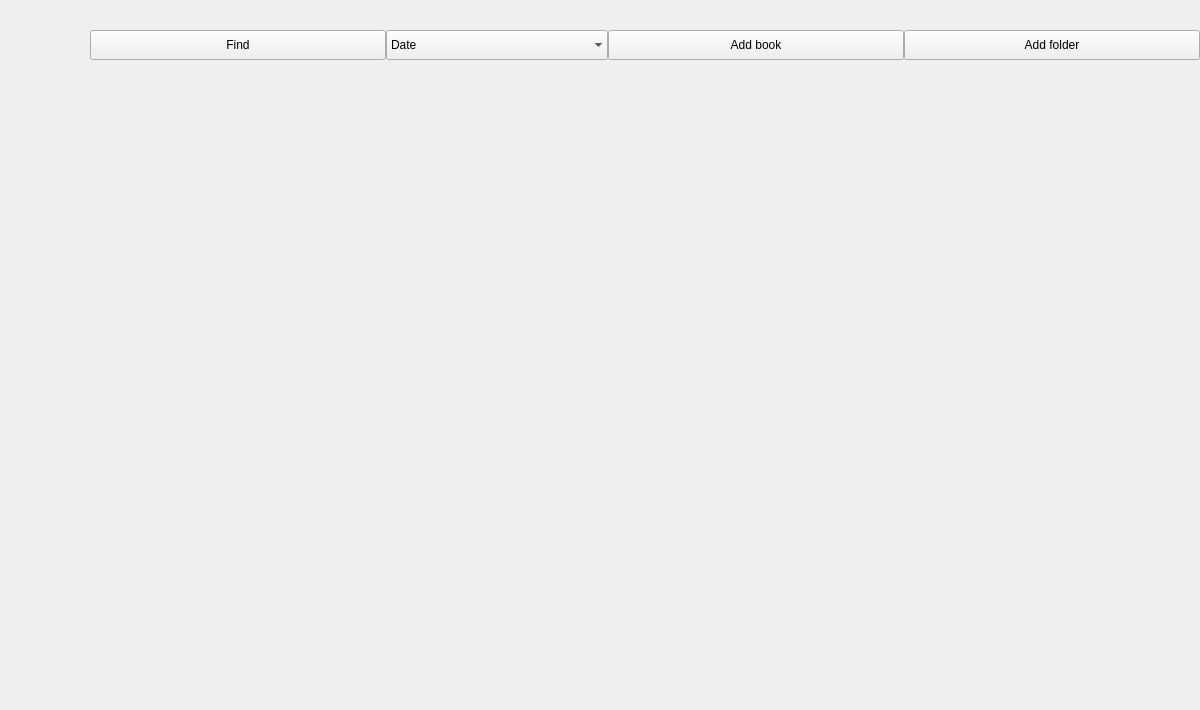
This is parser-test/mainwindow.ui in JerryShe/O-Reader as Qt 5 draws it before an edit. The edited form follows.
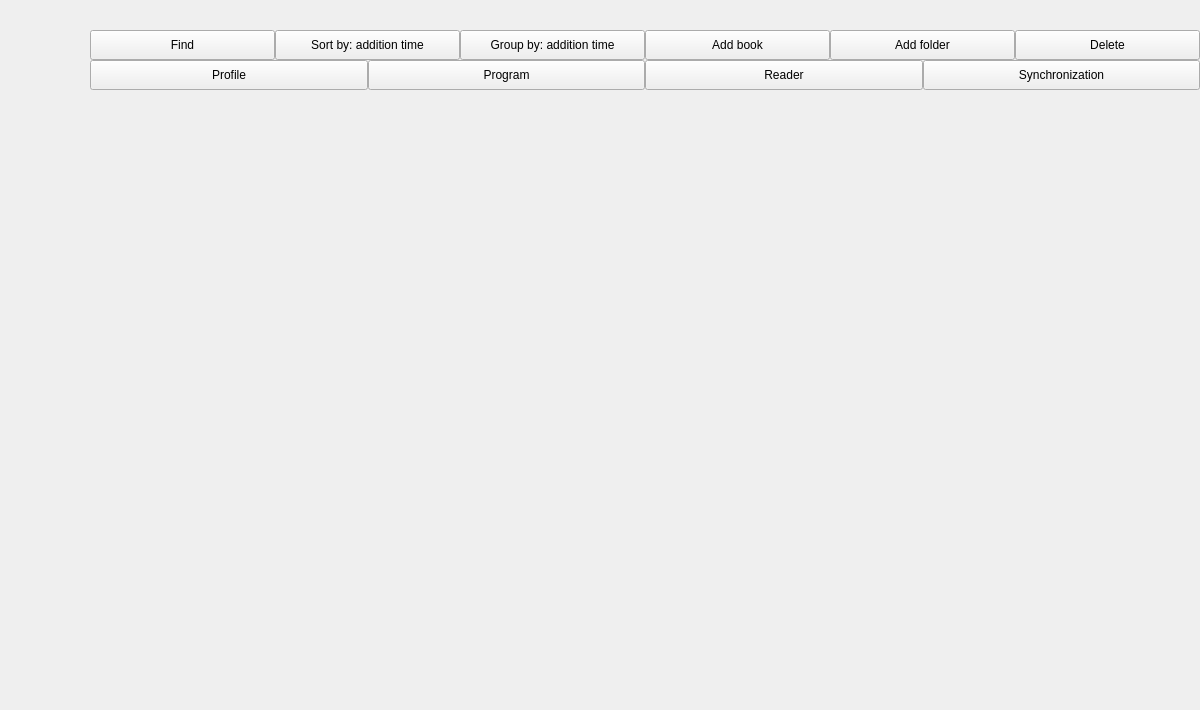
This is the edited form. Custom widgets are drawn as their Qt base class.

Commit message:
Settings page tabs and tab swap added
доделаны слои вкладок главного окна
сделан свап между вкладками настроек

Diff of the .ui file:
```diff
--- a/parser-test/mainwindow.ui
+++ b/parser-test/mainwindow.ui
@@ -306,148 +306,249 @@
        <enum>QLayout::SetMaximumSize</enum>
       </property>
       <item>
-       <layout class="QHBoxLayout" name="LibraryButtons" stretch="4,3,4,4">
+       <layout class="QVBoxLayout" name="ButtonsLayout">
         <property name="spacing">
          <number>0</number>
         </property>
-        <property name="sizeConstraint">
-         <enum>QLayout::SetMaximumSize</enum>
-        </property>
-        <property name="topMargin">
-         <number>0</number>
-        </property>
         <item>
-         <widget class="QPushButton" name="Find">
-          <property name="sizePolicy">
-           <sizepolicy hsizetype="Expanding" vsizetype="Fixed">
-            <horstretch>0</horstretch>
-            <verstretch>0</verstretch>
-           </sizepolicy>
+         <layout class="QHBoxLayout" name="LibraryButtons" stretch="0,0,0,0,0,0">
+          <property name="spacing">
+           <number>0</number>
           </property>
-          <property name="minimumSize">
-           <size>
-            <width>0</width>
-            <height>30</height>
-           </size>
+          <property name="sizeConstraint">
+           <enum>QLayout::SetMinimumSize</enum>
           </property>
-          <property name="maximumSize">
-           <size>
-            <width>16777215</width>
-            <height>30</height>
-           </size>
+          <property name="topMargin">
+           <number>0</number>
           </property>
-          <property name="text">
-           <string>Find</string>
-          </property>
-         </widget>
-        </item>
-        <item>
-         <widget class="QComboBox" name="SortBy">
-          <property name="sizePolicy">
-           <sizepolicy hsizetype="MinimumExpanding" vsizetype="Fixed">
-            <horstretch>0</horstretch>
-            <verstretch>0</verstretch>
-           </sizepolicy>
-          </property>
-          <property name="minimumSize">
-           <size>
-            <width>50</width>
-            <height>30</height>
-           </size>
-          </property>
-          <property name="maximumSize">
-           <size>
-            <width>16777215</width>
-            <height>30</height>
-           </size>
-          </property>
-          <property name="layoutDirection">
-           <enum>Qt::LeftToRight</enum>
-          </property>
-          <property name="editable">
-           <bool>false</bool>
-          </property>
-          <property name="currentText">
-           <string>Date</string>
-          </property>
-          <property name="insertPolicy">
-           <enum>QComboBox::InsertAtBottom</enum>
-          </property>
-          <property name="sizeAdjustPolicy">
-           <enum>QComboBox::AdjustToMinimumContentsLength</enum>
-          </property>
-          <property name="duplicatesEnabled">
-           <bool>false</bool>
-          </property>
-          <property name="frame">
-           <bool>false</bool>
-          </property>
           <item>
-           <property name="text">
-            <string>Date</string>
-           </property>
+           <widget class="QPushButton" name="_Find">
+            <property name="sizePolicy">
+             <sizepolicy hsizetype="Preferred" vsizetype="Fixed">
+              <horstretch>0</horstretch>
+              <verstretch>0</verstretch>
+             </sizepolicy>
+            </property>
+            <property name="minimumSize">
+             <size>
+              <width>120</width>
+              <height>30</height>
+             </size>
+            </property>
+            <property name="maximumSize">
+             <size>
+              <width>16777215</width>
+              <height>30</height>
+             </size>
+            </property>
+            <property name="text">
+             <string>Find</string>
+            </property>
+           </widget>
           </item>
           <item>
-           <property name="text">
-            <string>Author</string>
-           </property>
+           <widget class="QPushButton" name="_Sort">
+            <property name="minimumSize">
+             <size>
+              <width>120</width>
+              <height>30</height>
+             </size>
+            </property>
+            <property name="maximumSize">
+             <size>
+              <width>16777215</width>
+              <height>30</height>
+             </size>
+            </property>
+            <property name="text">
+             <string>Sort by: addition time</string>
+            </property>
+           </widget>
           </item>
           <item>
-           <property name="text">
-            <string>Book Name</string>
-           </property>
+           <widget class="QPushButton" name="_Group">
+            <property name="minimumSize">
+             <size>
+              <width>120</width>
+              <height>30</height>
+             </size>
+            </property>
+            <property name="maximumSize">
+             <size>
+              <width>16777215</width>
+              <height>30</height>
+             </size>
+            </property>
+            <property name="text">
+             <string>Group by: addition time</string>
+            </property>
+           </widget>
           </item>
-         </widget>
+          <item>
+           <widget class="QPushButton" name="_AddBook">
+            <property name="sizePolicy">
+             <sizepolicy hsizetype="Preferred" vsizetype="Fixed">
+              <horstretch>0</horstretch>
+              <verstretch>0</verstretch>
+             </sizepolicy>
+            </property>
+            <property name="minimumSize">
+             <size>
+              <width>120</width>
+              <height>30</height>
+             </size>
+            </property>
+            <property name="maximumSize">
+             <size>
+              <width>16777215</width>
+              <height>30</height>
+             </size>
+            </property>
+            <property name="text">
+             <string>Add book</string>
+            </property>
+           </widget>
+          </item>
+          <item>
+           <widget class="QPushButton" name="_AddFolder">
+            <property name="sizePolicy">
+             <sizepolicy hsizetype="Preferred" vsizetype="Fixed">
+              <horstretch>0</horstretch>
+              <verstretch>0</verstretch>
+             </sizepolicy>
+            </property>
+            <property name="minimumSize">
+             <size>
+              <width>120</width>
+              <height>30</height>
+             </size>
+            </property>
+            <property name="maximumSize">
+             <size>
+              <width>16777215</width>
+              <height>30</height>
+             </size>
+            </property>
+            <property name="text">
+             <string>Add folder</string>
+            </property>
+           </widget>
+          </item>
+          <item>
+           <widget class="QPushButton" name="_Delete">
+            <property name="sizePolicy">
+             <sizepolicy hsizetype="Preferred" vsizetype="Fixed">
+              <horstretch>0</horstretch>
+              <verstretch>0</verstretch>
+             </sizepolicy>
+            </property>
+            <property name="minimumSize">
+             <size>
+              <width>120</width>
+              <height>30</height>
+             </size>
+            </property>
+            <property name="maximumSize">
+             <size>
+              <width>16777215</width>
+              <height>30</height>
+             </size>
+            </property>
+            <property name="text">
+             <string>Delete</string>
+            </property>
+           </widget>
+          </item>
+         </layout>
         </item>
         <item>
-         <widget class="QPushButton" name="AddBook">
-          <property name="sizePolicy">
-           <sizepolicy hsizetype="MinimumExpanding" vsizetype="Fixed">
-            <horstretch>0</horstretch>
-            <verstretch>0</verstretch>
-           </sizepolicy>
+         <layout class="QHBoxLayout" name="SettingsButtons">
+          <property name="spacing">
+           <number>0</number>
           </property>
-          <property name="minimumSize">
-           <size>
-            <width>0</width>
-            <height>30</height>
-           </size>
-          </property>
-          <property name="maximumSize">
-           <size>
-            <width>16777215</width>
-            <height>30</height>
-           </size>
-          </property>
-          <property name="text">
-           <string>Add book</string>
-          </property>
-         </widget>
-        </item>
-        <item>
-         <widget class="QPushButton" name="AddFolder">
-          <property name="sizePolicy">
-           <sizepolicy hsizetype="MinimumExpanding" vsizetype="Fixed">
-            <horstretch>0</horstretch>
-            <verstretch>0</verstretch>
-           </sizepolicy>
-          </property>
-          <property name="minimumSize">
-           <size>
-            <width>0</width>
-            <height>30</height>
-           </size>
-          </property>
-          <property name="maximumSize">
-           <size>
-            <width>16777215</width>
-            <height>30</height>
-           </size>
-          </property>
-          <property name="text">
-           <string>Add folder</string>
-          </property>
-         </widget>
+          <item>
+           <widget class="QPushButton" name="_SettingsProfile">
+            <property name="minimumSize">
+             <size>
+              <width>0</width>
+              <height>30</height>
+             </size>
+            </property>
+            <property name="maximumSize">
+             <size>
+              <width>16777215</width>
+              <height>30</height>
+             </size>
+            </property>
+            <property name="text">
+             <string>Profile</string>
+            </property>
+            <property name="checkable">
+             <bool>false</bool>
+            </property>
+           </widget>
+          </item>
+          <item>
+           <widget class="QPushButton" name="_SettingsProgram">
+            <property name="minimumSize">
+             <size>
+              <width>0</width>
+              <height>30</height>
+             </size>
+            </property>
+            <property name="maximumSize">
+             <size>
+              <width>16777215</width>
+              <height>30</height>
+             </size>
+            </property>
+            <property name="text">
+             <string>Program</string>
+            </property>
+            <property name="checkable">
+             <bool>false</bool>
+            </property>
+           </widget>
+          </item>
+          <item>
+           <widget class="QPushButton" name="_SettingsReader">
+            <property name="minimumSize">
+             <size>
+              <width>0</width>
+              <height>30</height>
+             </size>
+            </property>
+            <property name="maximumSize">
+             <size>
+              <width>16777215</width>
+              <height>30</height>
+             </size>
+            </property>
+            <property name="text">
+             <string>Reader</string>
+            </property>
+           </widget>
+          </item>
+          <item>
+           <widget class="QPushButton" name="_SettingsSynchronization">
+            <property name="minimumSize">
+             <size>
+              <width>0</width>
+              <height>30</height>
+             </size>
+            </property>
+            <property name="maximumSize">
+             <size>
+              <width>16777215</width>
+              <height>30</height>
+             </size>
+            </property>
+            <property name="text">
+             <string>Synchronization</string>
+            </property>
+           </widget>
+          </item>
+         </layout>
         </item>
        </layout>
       </item>
@@ -486,11 +587,11 @@
            <x>0</x>
            <y>0</y>
            <width>1106</width>
-           <height>646</height>
+           <height>612</height>
           </rect>
          </property>
          <property name="sizePolicy">
-          <sizepolicy hsizetype="Preferred" vsizetype="Preferred">
+          <sizepolicy hsizetype="Expanding" vsizetype="Expanding">
            <horstretch>0</horstretch>
            <verstretch>0</verstretch>
           </sizepolicy>
@@ -525,7 +626,7 @@
             <item>
              <widget class="librarylayout" name="LibraryLayout" native="true">
               <property name="sizePolicy">
-               <sizepolicy hsizetype="Preferred" vsizetype="Preferred">
+               <sizepolicy hsizetype="Expanding" vsizetype="Expanding">
                 <horstretch>0</horstretch>
                 <verstretch>0</verstretch>
                </sizepolicy>
@@ -543,6 +644,12 @@
             </item>
             <item>
              <widget class="settingslayout" name="SettingsLayout" native="true">
+              <property name="sizePolicy">
+               <sizepolicy hsizetype="Expanding" vsizetype="Expanding">
+                <horstretch>0</horstretch>
+                <verstretch>0</verstretch>
+               </sizepolicy>
+              </property>
               <property name="minimumSize">
                <size>
                 <width>100</width>
@@ -553,6 +660,12 @@
             </item>
             <item>
              <widget class="synchronizationlayout" name="SynchronizationLayout" native="true">
+              <property name="sizePolicy">
+               <sizepolicy hsizetype="Expanding" vsizetype="Expanding">
+                <horstretch>0</horstretch>
+                <verstretch>0</verstretch>
+               </sizepolicy>
+              </property>
               <property name="minimumSize">
                <size>
                 <width>100</width>
```
Left out of the diff: 1416 changed lines with no effect on the pictures. The commit also changes 15 other files.
